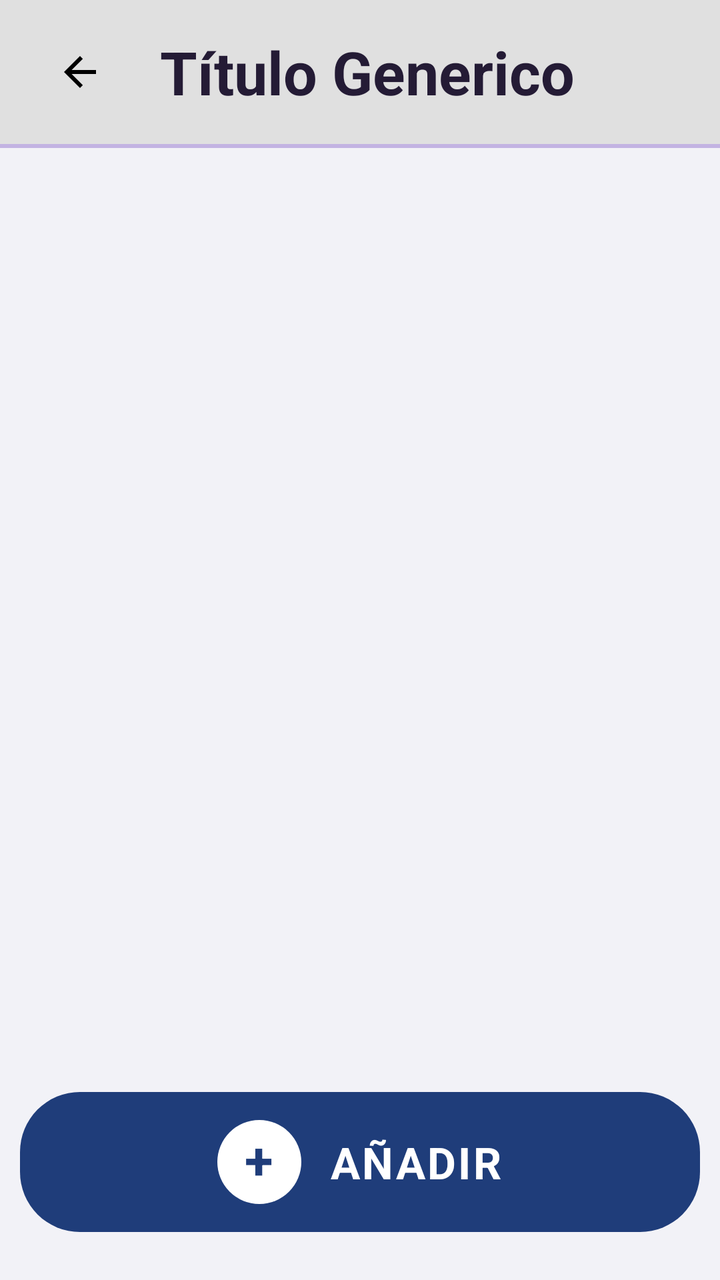
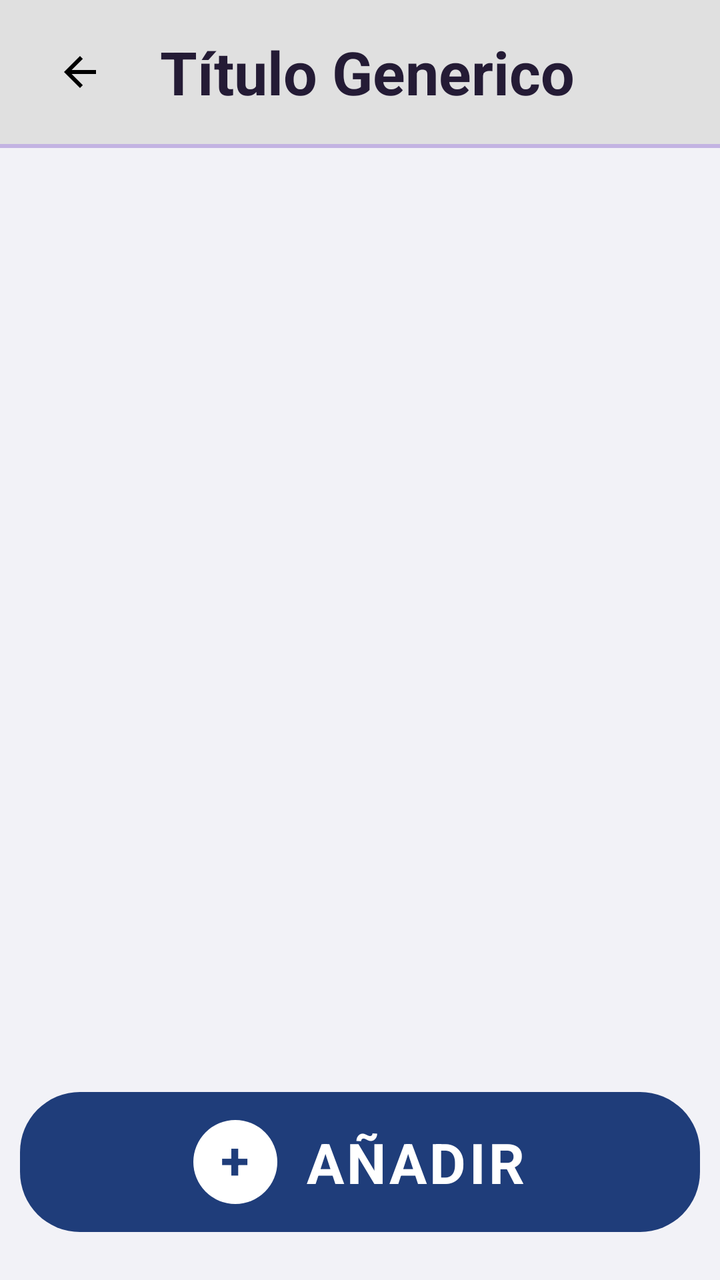

Screens rendered from an Android XML layout before and after an edit, with the pre-edit source and the edit as a unified diff.
<!-- AndroidManifest.xml: activity theme AppTheme.NoActionBar -->
<!-- res/layout/activity_actividades.xml -->
<?xml version="1.0" encoding="utf-8"?>
<LinearLayout
    xmlns:android="http://schemas.android.com/apk/res/android"
    android:layout_width="match_parent"
    android:layout_height="match_parent"
    android:orientation="vertical"
    android:background="#F2F2F7">

    <include layout="@layout/include_top_back_banner" />

    <ScrollView
        android:layout_width="match_parent"
        android:layout_height="0dp"
        android:layout_weight="1"
        android:layout_marginTop="18dp"
        android:paddingStart="22dp"
        android:paddingEnd="22dp"
        android:clipToPadding="false"
        android:scrollbars="vertical"
        android:fadeScrollbars="false"
        android:scrollbarStyle="outsideInset">

        <LinearLayout
            android:id="@+id/containerActividades"
            android:layout_width="match_parent"
            android:layout_height="wrap_content"
            android:orientation="vertical"
            android:paddingTop="6dp"
            android:paddingBottom="16dp"/>
    </ScrollView>

    <TextView
        android:id="@+id/tvVacioActividades"
        android:layout_width="match_parent"
        android:layout_height="0dp"
        android:layout_weight="1"
        android:text="No hay actividades.\nPulsa AÑADIR para crear una."
        android:textSize="18sp"
        android:textColor="#9E9E9E"
        android:gravity="center"
        android:visibility="gone"/>

    <LinearLayout
        android:id="@+id/btnAnadirActividad"
        android:layout_width="340dp"
        android:layout_height="70dp"
        android:layout_gravity="center_horizontal"
        android:orientation="horizontal"
        android:gravity="center"
        android:background="@drawable/bg_btn_anadir"
        android:layout_marginTop="32dp"
        android:layout_marginBottom="24dp"
        android:clickable="true"
        android:focusable="true">

        <FrameLayout
            android:layout_width="42dp"
            android:layout_height="42dp"
            android:background="@drawable/bg_icon_circle_white"
            android:layout_marginEnd="14dp">
            <TextView
                android:layout_width="wrap_content"
                android:layout_height="wrap_content"
                android:layout_gravity="center"
                android:text="+"
                android:textSize="26sp"
                android:textStyle="bold"
                android:textColor="#1F3D7A"
                android:includeFontPadding="false"/>
        </FrameLayout>

        <TextView
            android:layout_width="wrap_content"
            android:layout_height="wrap_content"
            android:text="AÑADIR"
            android:textSize="22sp"
            android:textStyle="bold"
            android:textColor="#FFFFFF"
            android:letterSpacing="0.05"/>
    </LinearLayout>

</LinearLayout>
<!-- res/layout/include_top_back_banner.xml (included above) -->
<?xml version="1.0" encoding="utf-8"?>
<LinearLayout xmlns:android="http://schemas.android.com/apk/res/android"
    android:layout_width="match_parent"
    android:layout_height="wrap_content"
    android:orientation="vertical"
    android:background="#E0E0E0"
    android:elevation="0dp">

    <LinearLayout
        android:layout_width="match_parent"
        android:layout_height="wrap_content"
        android:orientation="horizontal"
        android:gravity="center_vertical"
        android:paddingTop="12dp"
        android:paddingBottom="12dp"
        android:paddingStart="16dp"
        android:paddingEnd="16dp">

        <ImageButton
            android:id="@+id/btnBannerBack"
            android:layout_width="48dp"
            android:layout_height="48dp"
            android:src="@drawable/ic_back_arrow_lavender"
            android:background="?attr/selectableItemBackgroundBorderless"
            android:contentDescription="Atrás"
            android:scaleType="centerInside" />

        <TextView
            android:id="@+id/tvBannerTitulo"
            android:layout_width="0dp"
            android:layout_height="wrap_content"
            android:layout_weight="1"
            android:layout_marginStart="16dp"
            android:text="Título Generico"
            android:textColor="#241B35"
            android:textSize="30sp"
            android:textStyle="bold" />
    </LinearLayout>

    <View
        android:layout_width="match_parent"
        android:layout_height="2dp"
        android:background="#C3B3E2" />
        
</LinearLayout>
<!-- resources referenced by this layout -->
<resources>
  <!-- drawable bg_btn_anadir (drawable) -->
  <?xml version="1.0" encoding="utf-8"?>
  <shape xmlns:android="http://schemas.android.com/apk/res/android"
      android:shape="rectangle">
      <solid android:color="#1F3D7A"/>
      <corners android:radius="30dp"/>
  </shape>
  <!-- drawable bg_icon_circle_white (drawable) -->
  <shape android:shape="oval"
      xmlns:android="http://schemas.android.com/apk/res/android">
      <solid android:color="#FFFFFF"/>
  </shape>
  <!-- drawable ic_back_arrow_lavender (drawable) -->
  <vector xmlns:android="http://schemas.android.com/apk/res/android"
      android:width="24dp"
      android:height="24dp"
      android:viewportWidth="24"
      android:viewportHeight="24">
      <path
          android:fillColor="#000000"
          android:pathData="M20,11H7.83l5.59,-5.59L12,4l-8,8 8,8 1.41,-1.41L7.83,13H20v-2z"/>
  </vector>
  <style name="AppTheme.NoActionBar">
          <item name="windowActionBar">false</item>
          <item name="windowNoTitle">true</item>
          <item name="android:statusBarColor">@color/fondo_app</item>
          <item name="android:windowLightStatusBar">true</item>
      </style>
  <color name="fondo_app">#F2F2F7</color>
</resources>

<!-- the commit's change to res/layout/activity_actividades.xml (unified diff, before → after) -->
@@ -13,8 +13,9 @@
         android:layout_height="0dp"
         android:layout_weight="1"
         android:layout_marginTop="18dp"
-        android:paddingStart="22dp"
-        android:paddingEnd="22dp"
+        android:paddingStart="42dp"
+        android:paddingEnd="42dp"
+
         android:clipToPadding="false"
         android:scrollbars="vertical"
         android:fadeScrollbars="false"
@@ -35,7 +36,8 @@
         android:layout_height="0dp"
         android:layout_weight="1"
         android:text="No hay actividades.\nPulsa AÑADIR para crear una."
-        android:textSize="18sp"
+        android:textSize="26sp"
+
         android:textColor="#9E9E9E"
         android:gravity="center"
         android:visibility="gone"/>
@@ -73,7 +75,8 @@
             android:layout_width="wrap_content"
             android:layout_height="wrap_content"
             android:text="AÑADIR"
-            android:textSize="22sp"
+            android:textSize="28sp"
+
             android:textStyle="bold"
             android:textColor="#FFFFFF"
             android:letterSpacing="0.05"/>
